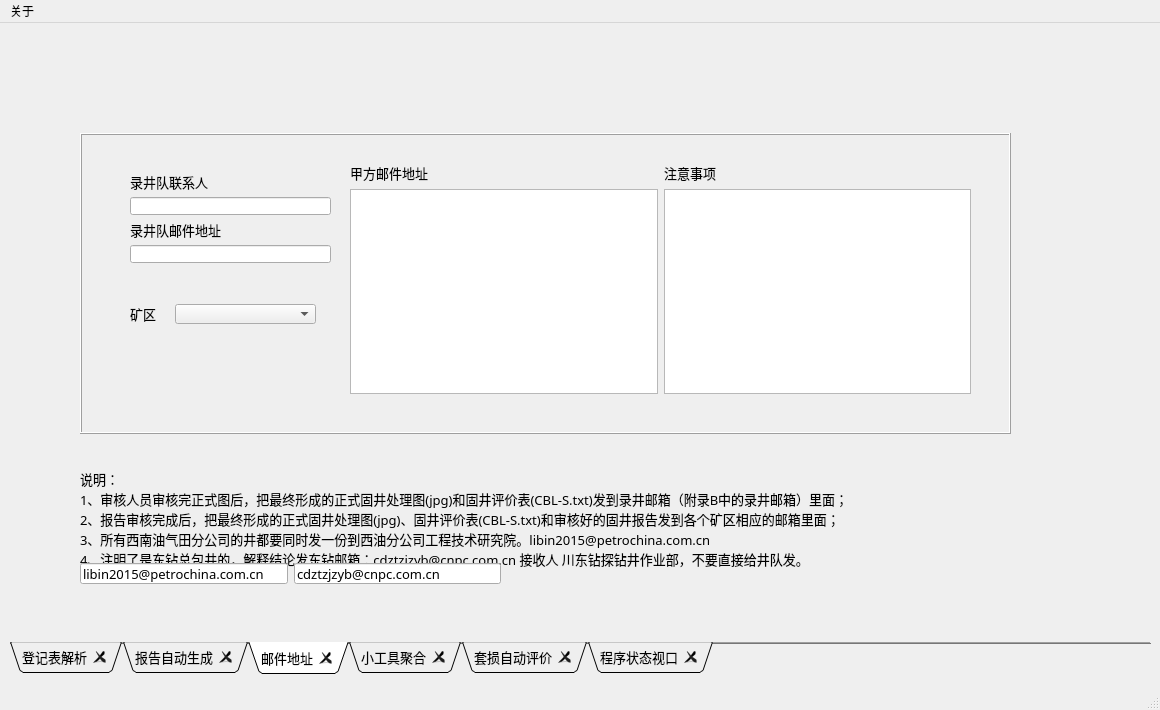
Above: WELL_INTEGRITY_UI.ui from KiwiPapa/4Stars-EngineerLoggingAssistant before the change. Below: the same form after it.
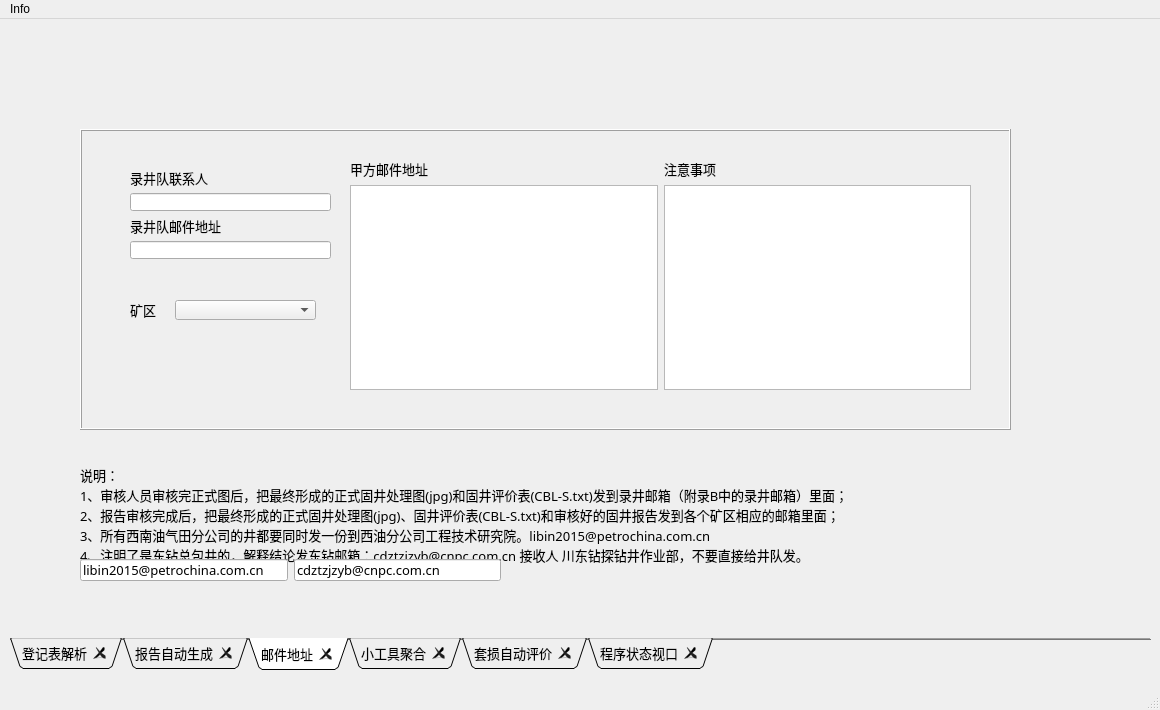
That is the form after the change. The open tabs and pages were chosen to show the change.

What changed in the file:
```diff
--- a/WELL_INTEGRITY_UI.ui
+++ b/WELL_INTEGRITY_UI.ui
@@ -3764,13 +3764,13 @@
 4、注明了是东钻总包井的，解释结论发东钻邮箱：cdztzjzyb@cnpc.com.cn 接收人 川东钻探钻井作业部，不要直接给井队发。</string>
       </property>
      </widget>
-     <widget class="QWidget" name="">
+     <widget class="QWidget" name="layoutWidget">
       <property name="geometry">
        <rect>
         <x>70</x>
         <y>540</y>
         <width>421</width>
-        <height>21</height>
+        <height>22</height>
        </rect>
       </property>
       <layout class="QGridLayout" name="gridLayout_40">
@@ -5230,7 +5230,7 @@
    </property>
    <widget class="QMenu" name="menu">
     <property name="title">
-     <string>关于</string>
+     <string>Info</string>
     </property>
     <addaction name="action_2"/>
     <addaction name="action"/>
```
